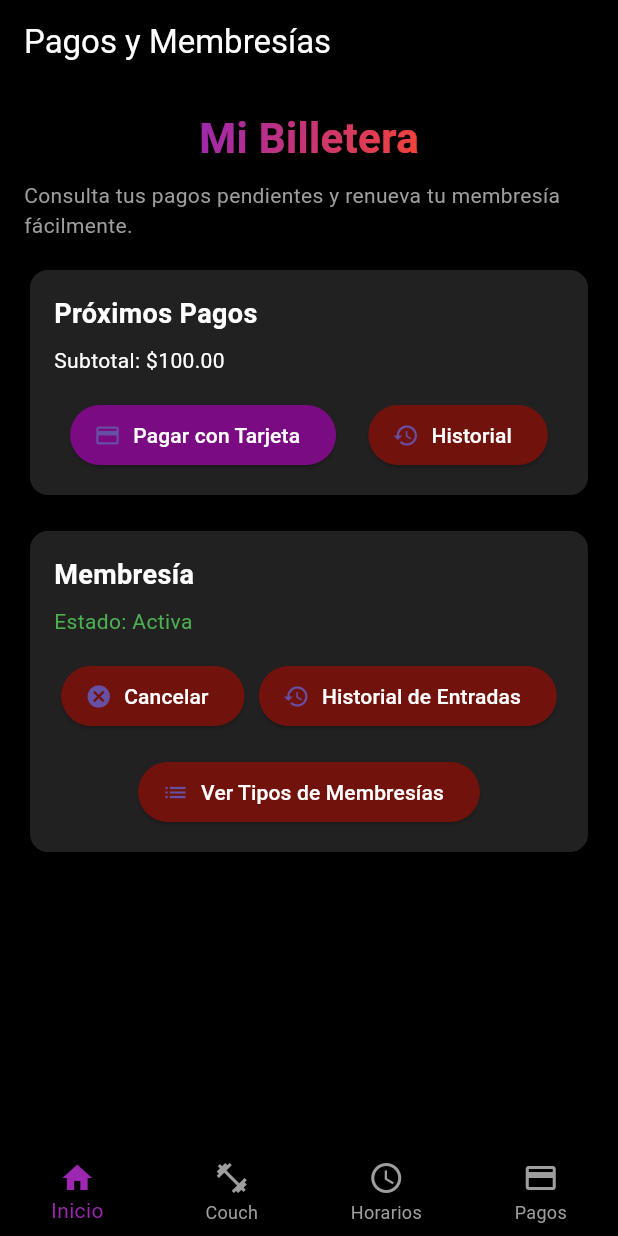
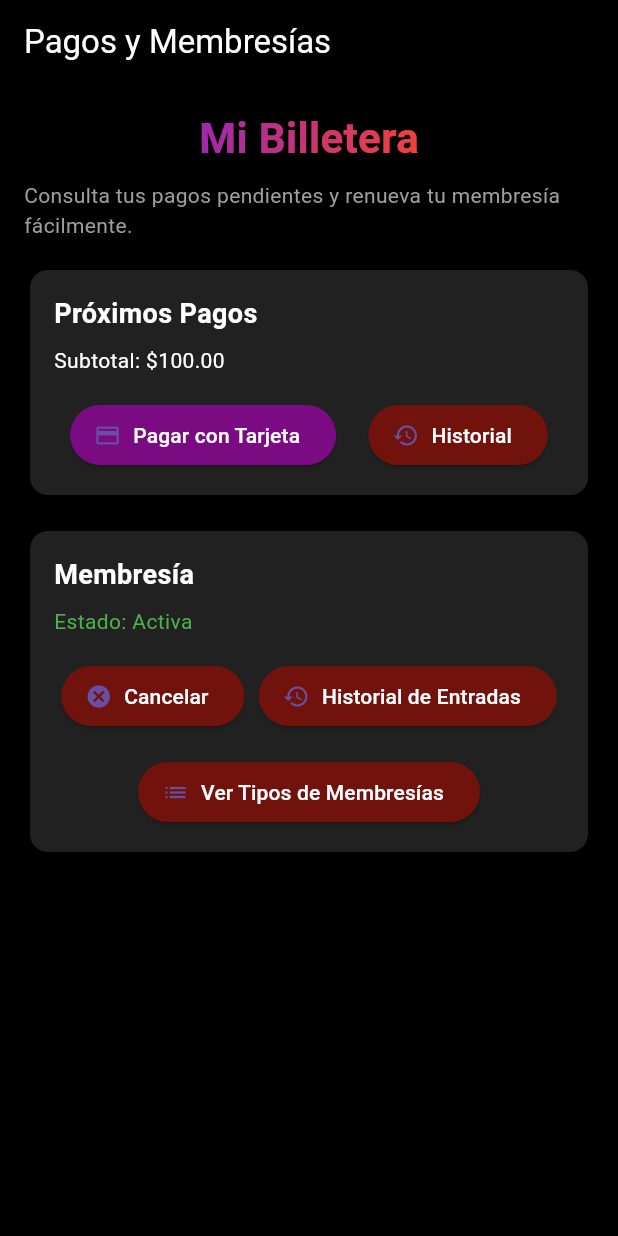
Before and after one commit to angelpalma01/Gymya_Froned, a Flutter app: the PagosScreen screen opened directly with empty values, on a phone screen of 412 x 824 dp. Run offline on Flutter 3.47's test engine with Material 3 defaults, Android fonts, the light colour scheme and no system bars; our stand-ins replace barcode_widget, flutter_secure_storage, table_calendar; accounts and stored records are empty; network calls fail; project files that could hold a hidden picture were left out.

Commit message:
Nuevo_pagos

```diff
--- a/gymya_users/lib/app/Pagos/pagos.dart
+++ b/gymya_users/lib/app/Pagos/pagos.dart
@@ -243,26 +243,7 @@ class _PagosScreenState extends State<PagosScreen> {
         ),
       ),
     ),
-      bottomNavigationBar: _buildBottomNavigationBar(), // Menú inferior igual al Dashboard
-    );
-  }
-
-  // Menú inferior igual al Dashboard
-  Widget _buildBottomNavigationBar() {
-    return BottomNavigationBar(
-      type: BottomNavigationBarType.fixed,
-      backgroundColor: Colors.black,
-      selectedItemColor: Colors.purple,
-      unselectedItemColor: Colors.grey,
-      currentIndex: _selectedIndex,
-      onTap: _onItemTapped,
-      showUnselectedLabels: true,
-      items: const [
-        BottomNavigationBarItem(icon: Icon(Icons.home), label: 'Inicio'),
-        BottomNavigationBarItem(icon: Icon(Icons.fitness_center), label: 'Couch'),
-        BottomNavigationBarItem(icon: Icon(Icons.schedule), label: 'Horarios'),
-        BottomNavigationBarItem(icon: Icon(Icons.payment), label: 'Pagos'),
-      ],
+    // bottomNavigationBar: _buildBottomNavigationBar(), // Elimina esta línea
   );
 }
 }
```
Also changed, not shown: gymya_users/lib/app/Entrenadores/entrenadores.dart (+47 -3 lines), gymya_users/lib/app/horarios_gym/horariosgym.dart (+47 -3 lines), 4 other files. Lines whose indentation alone changed are shown as unchanged.
